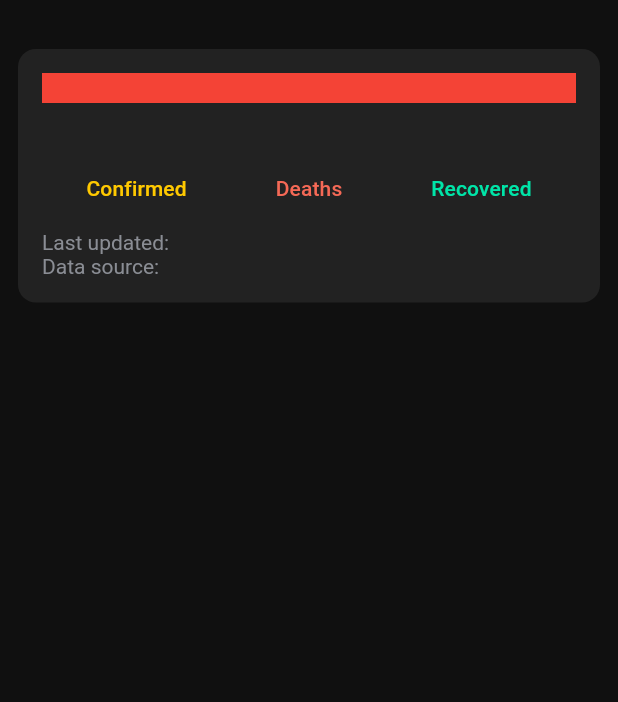
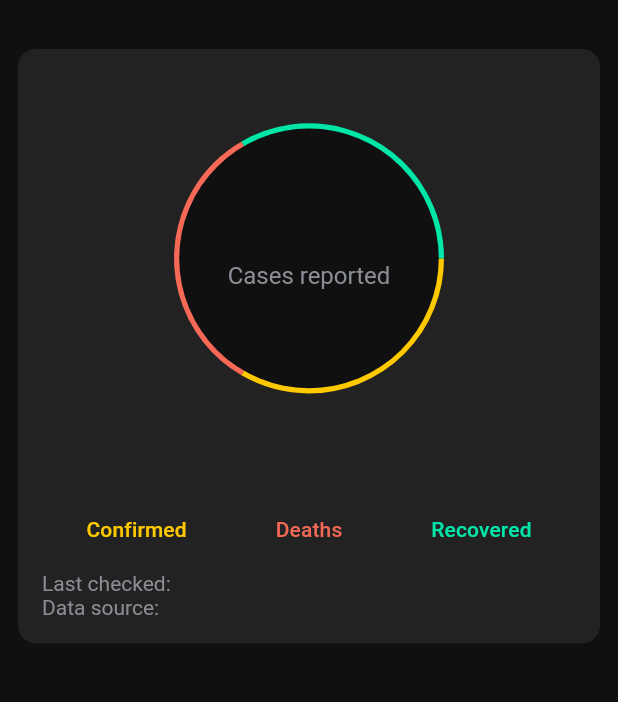
Before and after one commit to Vellutia/covid19_monitor, a Flutter app: the screen it shows after launch, on a phone screen of 412 x 824 dp, the part 59-761 px from its top. Run offline on Flutter 3.47's test engine with Material 2 defaults, Android fonts, the phone set to English and light mode, and no system bars; drawn by our look-alikes of auto_size_text, fl_chart; our stand-ins replace equatable, flutter_bloc, get_it, hydrated_bloc; network calls fail.

Commit message:
add new api for total cases & piechart into the main card

```diff
--- a/lib/bloc/global_summary_bloc.dart
+++ b/lib/bloc/global_summary_bloc.dart
@@ -1,9 +1,11 @@
 import 'dart:async';
 
 import 'package:equatable/equatable.dart';
+import 'package:flutter/foundation.dart';
 import 'package:flutter_bloc/flutter_bloc.dart';
 
 import '../model/global_summary_model.dart';
+import '../repository/cases_repository.dart';
 import '../repository/global_summary_repository.dart';
 
 part 'global_summary_event.dart';
@@ -11,30 +13,45 @@ part 'global_summary_state.dart';
 
 class GlobalSummaryBloc extends Bloc<GlobalSummaryEvent, GlobalSummaryState> {
   final GlobalSummaryRepository globalSummaryRepository;
+  final CasesRepository casesRepository;
 
-  GlobalSummaryBloc(this.globalSummaryRepository);
+  GlobalSummaryBloc({
+    @required this.globalSummaryRepository,
+    @required this.casesRepository,
+  });
 
   @override
   GlobalSummaryState get initialState => GlobalSummaryState(
-      '',
-      GlobalSummary(
-        confirmed: Value(value: ''),
-        deaths: Value(value: ''),
-        recovered: Value(value: ''),
-        source: '',
-      ));
+        null,
+        null,
+        GlobalSummary(
+          confirmed: Value(value: null),
+          deaths: Value(value: null),
+          recovered: Value(value: null),
+          source: null,
+        ),
+      );
 
   @override
   Stream<GlobalSummaryState> mapEventToState(
     GlobalSummaryEvent event,
   ) async* {
     if (event is RefreshGlobalSummary) {
-      yield GlobalSummaryState(event.time, event.summary);
+      yield GlobalSummaryState(
+        event.time,
+        event.cases,
+        event.summary,
+      );
     } else {
-      final summary = await Future.value(
+      final datas = await Future.wait([
+        casesRepository.fetchCases(),
         globalSummaryRepository.fetchGlobalSummary(),
+      ]);
+      yield GlobalSummaryState(
+        event.time,
+        datas[0],
+        datas[1],
       );
-      yield GlobalSummaryState(event.time, summary);
     }
   }
 }
--- a/lib/bloc/global_summary_event.dart
+++ b/lib/bloc/global_summary_event.dart
@@ -14,10 +14,15 @@ class InitGlobalSummary extends GlobalSummaryEvent {
 }
 
 class RefreshGlobalSummary extends GlobalSummaryEvent {
+  final int cases;
   final GlobalSummary summary;
 
-  const RefreshGlobalSummary(String time, this.summary) : super(time);
+  const RefreshGlobalSummary(
+    String time,
+    this.cases,
+    this.summary,
+  ) : super(time);
 
   @override
-  List<Object> get props => [summary];
+  List<Object> get props => [cases, summary];
 }
--- a/lib/bloc/global_summary_state.dart
+++ b/lib/bloc/global_summary_state.dart
@@ -2,10 +2,15 @@ part of 'global_summary_bloc.dart';
 
 class GlobalSummaryState extends Equatable {
   final String time;
+  final int cases;
   final GlobalSummary summary;
 
-  const GlobalSummaryState(this.time, this.summary);
+  const GlobalSummaryState(
+    this.time,
+    this.cases,
+    this.summary,
+  );
 
   @override
-  List<Object> get props => [time, summary];
+  List<Object> get props => [time, cases, summary];
 }
--- a/lib/locator.dart
+++ b/lib/locator.dart
@@ -2,15 +2,18 @@ import 'package:get_it/get_it.dart';
 
 import 'repository/api.dart';
 import 'repository/api_service.dart';
+import 'repository/cases_repository.dart';
 import 'repository/global_summary_repository.dart';
 
 GetIt locator = GetIt.instance;
 
 void setupLocator() {
-  locator.registerLazySingleton(() => Api());
+  locator.registerLazySingleton(() => Api.sandbox());
   locator.registerLazySingleton(() => ApiService(locator<Api>()));
 
   // Repository
   locator.registerLazySingleton(
+      () => CasesRepository(apiService: locator<ApiService>()));
+  locator.registerLazySingleton(
       () => GlobalSummaryRepository(apiService: locator<ApiService>()));
 }
--- a/lib/main.dart
+++ b/lib/main.dart
@@ -7,6 +7,7 @@ import 'package:intl/intl.dart';
 import 'bloc/global_summary_bloc.dart';
 import 'bloc_delegate.dart';
 import 'locator.dart';
+import 'repository/cases_repository.dart';
 import 'repository/global_summary_repository.dart';
 import 'ui/page/home_page.dart';
 
@@ -34,8 +35,10 @@ class MyApp extends StatelessWidget {
           create: (context) {
             String time =
                 DateFormat('EEE d MMM, kk:mm:ss').format(DateTime.now());
-            return GlobalSummaryBloc(locator<GlobalSummaryRepository>())
-              ..add(InitGlobalSummary(time));
+            return GlobalSummaryBloc(
+              globalSummaryRepository: locator<GlobalSummaryRepository>(),
+              casesRepository: locator<CasesRepository>(),
+            )..add(InitGlobalSummary(time));
           },
         ),
       ],
--- /dev/null
+++ b/lib/repository/cases_repository.dart
@@ -0,0 +1,31 @@
+import 'package:flutter/foundation.dart';
+import 'package:http/http.dart';
+
+import 'api_service.dart';
+
+class CasesRepository {
+  final ApiService apiService;
+
+  CasesRepository({@required this.apiService});
+
+  String _accessToken;
+
+  Future<int> fetchCases() async {
+    try {
+      if (_accessToken == null) {
+        _accessToken = await apiService.fetchToken();
+      }
+      return await apiService.fetchCases(
+        accessToken: _accessToken,
+      );
+    } on Response catch (response) {
+      if (response.statusCode == 401) {
+        _accessToken = await apiService.fetchToken();
+        return await apiService.fetchCases(
+          accessToken: _accessToken,
+        );
+      }
+      rethrow;
+    }
+  }
+}
--- a/lib/ui/page/home_page.dart
+++ b/lib/ui/page/home_page.dart
@@ -4,11 +4,29 @@ import 'package:intl/intl.dart';
 
 import '../../bloc/global_summary_bloc.dart';
 import '../../locator.dart';
+import '../../repository/cases_repository.dart';
 import '../../repository/global_summary_repository.dart';
 import '../../utils/app_style.dart';
-import '../widget/summary_number.dart';
+import '../widget/home_page/summary_cases.dart';
+import '../widget/home_page/summary_number.dart';
+import '../widget/home_page/summary_piechart.dart';
 
 class HomePage extends StatelessWidget {
+  void onRefresh(BuildContext context) async {
+    await Future.wait([
+      locator<CasesRepository>().fetchCases(),
+      locator<GlobalSummaryRepository>().fetchGlobalSummary(),
+    ]).then((value) {
+      String time = DateFormat('EEE d MMM, kk:mm:ss').format(DateTime.now());
+      BlocProvider.of<GlobalSummaryBloc>(context)
+          .add(RefreshGlobalSummary(time, value[0], value[1]));
+    });
+  }
+
+  String formatValue(int value) => NumberFormat.simpleCurrency(decimalDigits: 0)
+      .format(value)
+      .replaceAll('\$', '');
+
   @override
   Widget build(BuildContext context) {
     return SafeArea(
@@ -20,16 +38,7 @@ class HomePage extends StatelessWidget {
           backgroundColor: Theme.of(context).scaffoldBackgroundColor,
         ),
         body: RefreshIndicator(
-          onRefresh: () async {
-            await Future.value(
-              locator<GlobalSummaryRepository>().fetchGlobalSummary(),
-            ).then((value) {
-              String time =
-                  DateFormat('EEE d MMM, kk:mm:ss').format(DateTime.now());
-              BlocProvider.of<GlobalSummaryBloc>(context)
-                  .add(RefreshGlobalSummary(time, value));
-            });
-          },
+          onRefresh: () async => onRefresh(context),
           child: ListView(
             children: [
               Padding(
@@ -48,30 +57,69 @@ class HomePage extends StatelessWidget {
                       vertical: 16.0,
                     ),
                     child: BlocBuilder<GlobalSummaryBloc, GlobalSummaryState>(
-                      builder: (context, state) => Column(
+                      builder: (context, state) {
+                        final cases =
+                            state.cases != null ? formatValue(state.cases) : '';
+                        final confirmed = state.summary.confirmed.value != null
+                            ? formatValue(
+                                int.parse(state.summary.confirmed.value),
+                              )
+                            : '';
+                        final deaths = state.summary.deaths.value != null
+                            ? formatValue(
+                                int.parse(state.summary.deaths.value),
+                              )
+                            : '';
+                        final recovered = state.summary.recovered.value != null
+                            ? formatValue(
+                                int.parse(state.summary.recovered.value),
+                              )
+                            : '';
+                        return Column(
+                          mainAxisSize: MainAxisSize.min,
                           crossAxisAlignment: CrossAxisAlignment.start,
                           children: <Widget>[
-                          Container(
-                            height: 20.0,
-                            color: Colors.red,
+                            SizedBox(
+                              width: double.infinity,
+                              height: MediaQuery.of(context).size.height * 0.3,
+                              child: LayoutBuilder(
+                                builder: (context, constraints) => Stack(
+                                  alignment: Alignment.center,
+                                  children: [
+                                    SummaryPiechart(
+                                      numbers: [
+                                        state.summary.confirmed.value ?? '1.0',
+                                        state.summary.deaths.value ?? '1.0',
+                                        state.summary.recovered.value ?? '1.0',
+                                      ],
+                                    ),
+                                    SummaryCases(
+                                      cases: cases,
+                                      constraints: constraints,
+                                    ),
+                                  ],
+                                ),
+                              ),
                             ),
                             Padding(
-                            padding: const EdgeInsets.symmetric(vertical: 20.0),
+                              padding:
+                                  const EdgeInsets.symmetric(vertical: 20.0),
                               child: Row(
-                              mainAxisAlignment: MainAxisAlignment.spaceAround,
+                                mainAxisAlignment:
+                                    MainAxisAlignment.spaceAround,
                                 children: <Widget>[
                                   SummaryNumber(
-                                  value: state.summary.confirmed.value ?? '',
+                                    value: confirmed,
                                     title: 'Confirmed',
                                     color: confirmedColor,
                                   ),
                                   SummaryNumber(
-                                  value: state.summary.deaths.value ?? '',
+                                    value: deaths,
                                     title: 'Deaths',
                                     color: deathsColor,
                                   ),
                                   SummaryNumber(
-                                  value: state.summary.recovered.value ?? '',
+                                    value: recovered,
                                     title: 'Recovered',
                                     color: recoveredColor,
                                   ),
@@ -79,14 +127,15 @@ class HomePage extends StatelessWidget {
                               ),
                             ),
                             Text(
-                            'Last updated: ${state.time}\nData source: ${state.summary.source}',
+                              'Last checked: ${state.time ?? ''}\nData source: ${state.summary.source ?? ''}',
                               style: Theme.of(context)
                                   .textTheme
                                   .bodyText2
                                   .copyWith(color: labelColor),
                             ),
                           ],
-                      ),
+                        );
+                      },
                     ),
                   ),
                 ),
--- /dev/null
+++ b/lib/ui/widget/home_page/summary_cases.dart
@@ -0,0 +1,49 @@
+import 'package:auto_size_text/auto_size_text.dart';
+import 'package:flutter/material.dart';
+
+import '../../../utils/app_style.dart';
+
+class SummaryCases extends StatelessWidget {
+  final String cases;
+  final BoxConstraints constraints;
+
+  const SummaryCases({
+    Key key,
+    this.cases,
+    this.constraints,
+  }) : super(key: key);
+
+  @override
+  Widget build(BuildContext context) {
+    return Container(
+      height: constraints.maxHeight * 0.7,
+      width: constraints.maxHeight * 0.7,
+      padding: const EdgeInsets.all(8.0),
+      decoration: BoxDecoration(
+        shape: BoxShape.circle,
+        color: Theme.of(context).scaffoldBackgroundColor,
+      ),
+      child: Align(
+        alignment: Alignment.center,
+        child: Column(
+          mainAxisAlignment: MainAxisAlignment.center,
+          children: <Widget>[
+            AutoSizeText(
+              '$cases',
+              maxLines: 1,
+              style: Theme.of(context).textTheme.headline6,
+            ),
+            AutoSizeText(
+              'Cases reported',
+              maxLines: 1,
+              style: Theme.of(context)
+                  .textTheme
+                  .subtitle1
+                  .copyWith(color: labelColor),
+            ),
+          ],
+        ),
+      ),
+    );
+  }
+}
--- a/lib/ui/widget/summary_number.dart
+++ b/lib/ui/widget/home_page/summary_number.dart
@@ -1,6 +1,6 @@
 import 'package:flutter/material.dart';
 
-import '../../utils/ui_helper.dart';
+import '../../../utils/ui_helper.dart';
 
 class SummaryNumber extends StatelessWidget {
   final String value, title;
--- /dev/null
+++ b/lib/ui/widget/home_page/summary_piechart.dart
@@ -0,0 +1,80 @@
+import 'package:fl_chart/fl_chart.dart';
+import 'package:flutter/material.dart';
+
+import '../../../utils/app_style.dart';
+
+class SummaryPiechart extends StatefulWidget {
+  final List<String> numbers;
+
+  const SummaryPiechart({
+    Key key,
+    @required this.numbers,
+  }) : super(key: key);
+
+  @override
+  _SummaryPiechartState createState() => _SummaryPiechartState();
+}
+
+class _SummaryPiechartState extends State<SummaryPiechart> {
+  int touchedIndex;
+
+  @override
+  Widget build(BuildContext context) {
+    return AspectRatio(
+      aspectRatio: 1.5 / 1,
+      child: PieChart(
+        PieChartData(
+          pieTouchData: PieTouchData(touchCallback: (pieTouchResponse) {
+            setState(() {
+              if (pieTouchResponse.touchInput is FlLongPressEnd ||
+                  pieTouchResponse.touchInput is FlPanEnd) {
+                touchedIndex = -1;
+              } else {
+                touchedIndex = pieTouchResponse.touchedSectionIndex;
+              }
+            });
+          }),
+          borderData: FlBorderData(
+            show: false,
+          ),
+          sectionsSpace: 0,
+          centerSpaceRadius: 40,
+          sections: showingSections(),
+        ),
+      ),
+    );
+  }
+
+  List<PieChartSectionData> showingSections() {
+    return List.generate(3, (i) {
+      final value = widget.numbers[i] == '' ? '' : widget.numbers[i];
+      final isTouched = i == touchedIndex;
+      final double radius = isTouched ? 60 : 50;
+      switch (i) {
+        case 0:
+          return PieChartSectionData(
+            color: confirmedColor,
+            value: double.parse(value),
+            showTitle: false,
+            radius: radius,
+          );
+        case 1:
+          return PieChartSectionData(
+            color: deathsColor,
+            value: double.parse(value),
+            showTitle: false,
+            radius: radius,
+          );
+        case 2:
+          return PieChartSectionData(
+            color: recoveredColor,
+            value: double.parse(value),
+            showTitle: false,
+            radius: radius,
+          );
+        default:
+          return null;
+      }
+    });
+  }
+}
--- a/pubspec.yaml
+++ b/pubspec.yaml
@@ -25,6 +25,8 @@ dependencies:
   hydrated_bloc: ^3.0.0
   intl: ^0.16.1
   get_it: ^4.0.1
+  fl_chart: ^0.8.7
+  auto_size_text: ^2.1.0
 
 
   # The following adds the Cupertino Icons font to your application.
```
Also changed, not shown: lib/repository/api.dart (+32 -3 lines), lib/repository/api_service.dart (+34 -0 lines), pubspec.lock, 1 other file. Lines whose indentation alone changed are shown as unchanged.
